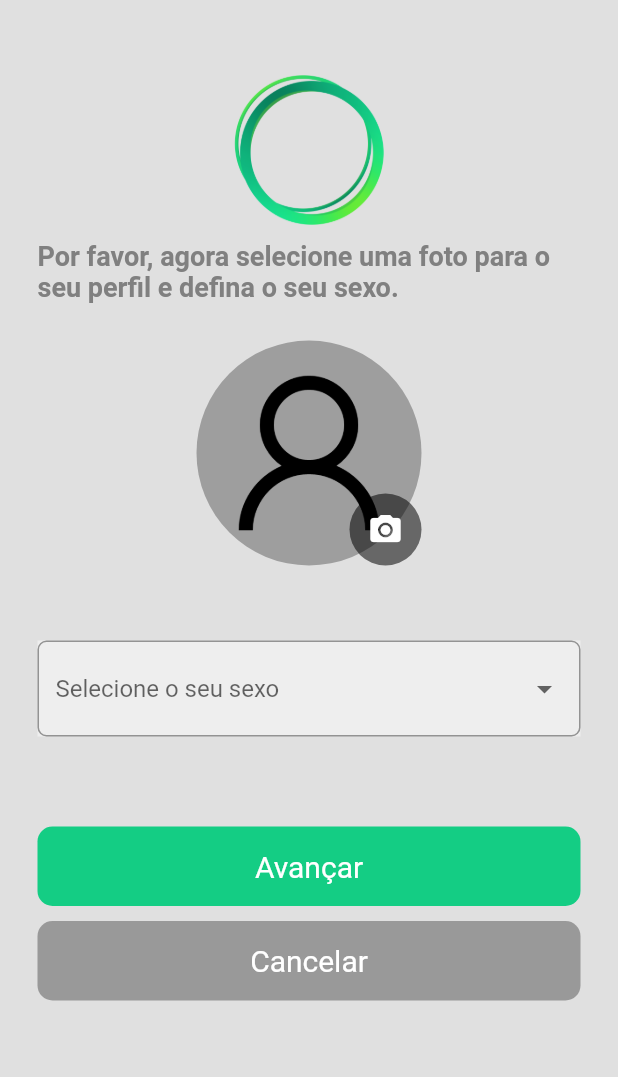
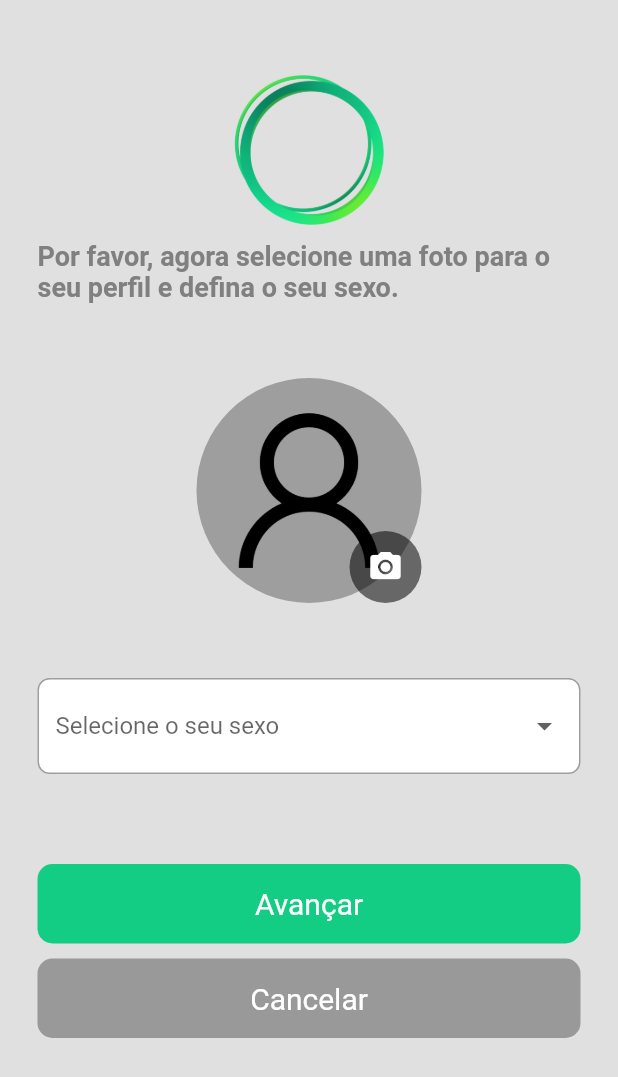
Before and after one commit to Vitkinn/find-services, a Flutter app: the RegisterPhotoPage screen opened by its route, on a phone screen of 412 x 824 dp. Shown: the top 1077 px of the screen. Run offline on Flutter 3.47's test engine with Material 2 defaults, Android fonts, the phone set to English and light mode, and no system bars; our stand-ins replace dartz, dio, flutter_modular.

Commit message:
Register user module adjustments

```diff
--- a/lib/src/modules/user/presentation/pages/register_photo_page.dart
+++ b/lib/src/modules/user/presentation/pages/register_photo_page.dart
@@ -1,21 +1,20 @@
 import 'package:flutter/material.dart';
+import 'package:flutter_modular/flutter_modular.dart';
+
 import 'package:tcc_frontend/shared/components/app_banner.dart';
 import 'package:tcc_frontend/shared/components/custom_button.dart';
 
 class RegisterPhotoPage extends StatefulWidget {
-  dynamic data;
-
-  RegisterPhotoPage(this.data, {super.key});
+  const RegisterPhotoPage({super.key});
 
   @override
-  State<RegisterPhotoPage> createState() => _RegisterPhotoPageState(data);
+  State<RegisterPhotoPage> createState() => _RegisterPhotoPageState();
 }
 
 class _RegisterPhotoPageState extends State<RegisterPhotoPage> {
   final userNameController = TextEditingController();
   final passwordController = TextEditingController();
   final String _profilePictureUrl = 'lib/assets/images/UserIcon.png';
-
   String? _selectedOption;
 
   List<String> _options = [
@@ -25,9 +24,13 @@ class _RegisterPhotoPageState extends State<RegisterPhotoPage> {
     'Prefiro não definir',
   ];
 
-  final dynamic data;
+  void advance() {
+    Modular.to.navigate('/register_password');
+  }
 
-  _RegisterPhotoPageState(this.data);
+  void cancel() {
+    Modular.to.navigate('/');
+  }
 
   @override
   Widget build(BuildContext context) {
@@ -37,17 +40,19 @@ class _RegisterPhotoPageState extends State<RegisterPhotoPage> {
         child: SafeArea(
           child: Center(
             child: Column(
+              mainAxisAlignment: MainAxisAlignment.spaceBetween,
               children: [
                 const SizedBox(height: 50),
                 const Padding(
                   padding: EdgeInsets.symmetric(horizontal: 25.0),
                   child: AppBanner(
-                      title:
-                          'Por favor, agora selecione uma foto para o seu perfil e defina o seu sexo.',
-                      titleSize: 18,
-                      titleHexColor: '808080'),
+                    title:
+                        'Por favor, agora selecione uma foto para o seu perfil e defina o seu sexo.',
+                    titleSize: 18,
+                    titleHexColor: '808080',
+                  ),
                 ),
-                const SizedBox(height: 25),
+                const SizedBox(height: 50),
                 Stack(
                   alignment: Alignment.bottomRight,
                   children: [
@@ -76,14 +81,16 @@ class _RegisterPhotoPageState extends State<RegisterPhotoPage> {
                 Padding(
                   padding: const EdgeInsets.symmetric(horizontal: 25.0),
                   child: Container(
-                    color: Colors.grey[200],
+                    decoration: BoxDecoration(
+                        color: Colors.white,
+                        borderRadius: BorderRadius.circular(8)),
                     child: DropdownButtonFormField(
                       value: _selectedOption,
                       isExpanded: true,
                       decoration: InputDecoration(
                           hintText: 'Selecione o seu sexo',
                           border: OutlineInputBorder(
-                              borderRadius: BorderRadius.circular(6))),
+                              borderRadius: BorderRadius.circular(8))),
                       items: _options.map((String option) {
                         return DropdownMenuItem(
                           value: option,
@@ -100,12 +107,12 @@ class _RegisterPhotoPageState extends State<RegisterPhotoPage> {
                 ),
                 const SizedBox(height: 60),
                 CustomButton(
-                  onTap: () => {},
+                  onTap: () => {advance()},
                   hintText: 'Avançar',
                 ),
                 const SizedBox(height: 10),
                 CustomButton(
-                  onTap: () => {},
+                  onTap: () => {cancel()},
                   hintText: 'Cancelar',
                   hexColor: '999999',
                 ),
```
Also changed, not shown: lib/src/modules/user/presentation/pages/login_page.dart (+13 -7 lines), lib/src/modules/user/presentation/pages/register_data_page.dart (+15 -10 lines), lib/src/modules/user/presentation/pages/register_password_page.dart (+17 -11 lines), lib/src/modules/user/user_module.dart (+5 -7 lines).
